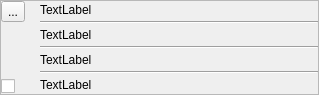
iceanimations/shot_subm_use_multishot, file ui/item.ui: the form before one commit.
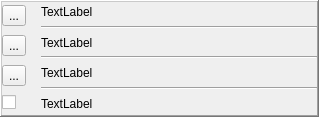
The form after the commit.

```diff
--- a/ui/item.ui
+++ b/ui/item.ui
@@ -7,7 +7,7 @@
     <x>0</x>
     <y>0</y>
     <width>319</width>
-    <height>95</height>
+    <height>117</height>
    </rect>
   </property>
   <property name="sizePolicy">
@@ -20,7 +20,7 @@
    <string>Frame</string>
   </property>
   <property name="frameShape">
-   <enum>QFrame::StyledPanel</enum>
+   <enum>QFrame::WinPanel</enum>
   </property>
   <property name="frameShadow">
    <enum>QFrame::Raised</enum>
@@ -41,17 +41,24 @@
         </widget>
        </item>
        <item>
-        <spacer name="verticalSpacer_2">
-         <property name="orientation">
-          <enum>Qt::Vertical</enum>
+        <widget class="QToolButton" name="deleteButton">
+         <property name="toolTip">
+          <string>Delete</string>
          </property>
-         <property name="sizeHint" stdset="0">
-          <size>
-           <width>20</width>
-           <height>40</height>
-          </size>
+         <property name="text">
+          <string>...</string>
          </property>
-        </spacer>
+        </widget>
+       </item>
+       <item>
+        <widget class="QToolButton" name="browseButton">
+         <property name="toolTip">
+          <string>Open shot location</string>
+         </property>
+         <property name="text">
+          <string>...</string>
+         </property>
+        </widget>
        </item>
        <item>
         <widget class="QCheckBox" name="selectButton">
@@ -71,11 +78,14 @@
      <item>
       <layout class="QVBoxLayout" name="verticalLayout">
        <property name="spacing">
-        <number>2</number>
+        <number>4</number>
        </property>
        <property name="leftMargin">
         <number>9</number>
        </property>
+       <property name="bottomMargin">
+        <number>2</number>
+       </property>
        <item>
         <widget class="QLabel" name="nameLabel">
          <property name="sizePolicy">
```
Left out of the diff: 18 changed lines with no effect on the pictures.
